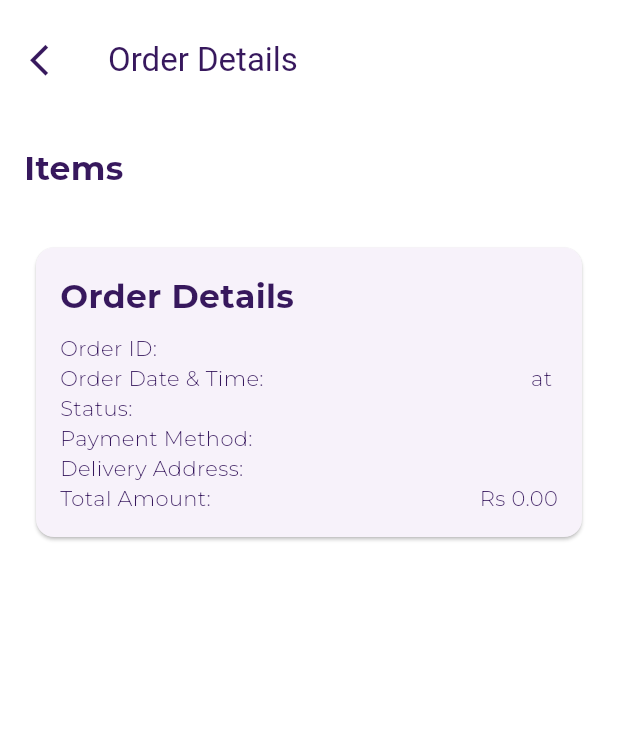
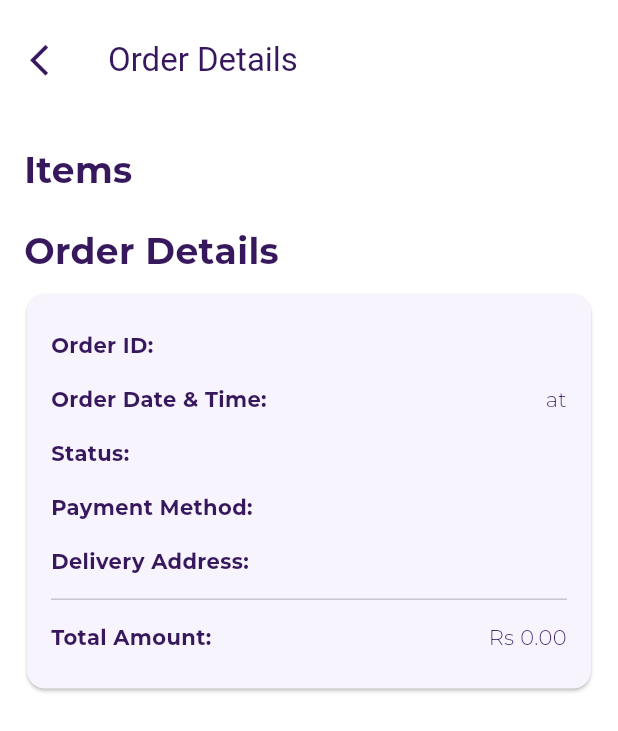
Before and after one commit to FZehra1512/interiorx, a Flutter app: the OrderDetailsScreen screen opened directly with empty values, on a phone screen of 412 x 824 dp. Shown: the top 731 px of the screen. Run offline on Flutter 3.47's test engine with Material 3 defaults, Android fonts, the light colour scheme and no system bars; our stand-ins replace firebase_auth, firebase_core, shared_preferences; accounts and stored records are empty; project files that could hold a hidden picture were left out.

Commit message:
improve order_details screen

```diff
--- a/lib/screens/profile/order_details.dart
+++ b/lib/screens/profile/order_details.dart
@@ -1,5 +1,7 @@
 import 'package:flutter/material.dart';
+import 'package:flutter/widgets.dart';
 import 'package:interiorx/components/custom_app_bar.dart';
+import 'package:interiorx/constants.dart';
 
 class OrderDetailsScreen extends StatelessWidget {
   final String orderId;
@@ -35,67 +37,59 @@ class OrderDetailsScreen extends StatelessWidget {
           children: [
             Text(
               'Items',
-              style: TextStyle(fontSize: 22, fontWeight: FontWeight.bold),
+              style: TextStyle(fontSize: 24, fontWeight: FontWeight.bold),
             ),
-            SizedBox(height: 10),
-            ...products.map((product) => ListTile(
-                  leading: Image.network(product['image']),
-                  title: Text(product['name']),
-                  trailing: Text(
-                      'Rs ${(product['price'] * product['quantity']).toStringAsFixed(2)}'),
+            //SizedBox(height: 10),
+            ...products.map((product) => Padding(
+                  padding: const EdgeInsets.symmetric(vertical: 8),
+                  child: Container(
+                    decoration: BoxDecoration(
+                      borderRadius: BorderRadius.circular(15),
+                      border: Border.all(color: Colors.grey.shade300),
+                    ),
+                    child: ListTile(
+                        leading: SizedBox(
+                            width: 50,
+                            height: 50,
+                            child: Image.network(
+                              product['image'],
+                              fit: BoxFit.cover,
+                            )),
+                        title: Text(product['name']),
+                        trailing: Text(
+                            'Rs ${(product['price'] * product['quantity']).toStringAsFixed(2)}'),
+                        contentPadding: EdgeInsets.all(10),
+                        tileColor: kSecondaryColor),
+                  ),
                 )),
-            SizedBox(height: 20),
+            SizedBox(
+              height: 20,
+            ),
+            Text(
+              'Order Details',
+              style: TextStyle(fontSize: 24, fontWeight: FontWeight.bold),
+            ),
+            SizedBox(
+              height: 10,
+            ),
             Card(
-              margin: EdgeInsets.all(8.0),
+              color: kSecondaryColor,
+              margin: EdgeInsets.all(2),
               child: Padding(
-                padding: const EdgeInsets.all(16.0),
+                padding: const EdgeInsets.all(16),
                 child: Column(
                   crossAxisAlignment: CrossAxisAlignment.start,
                   children: [
-                    Text(
-                      'Order Details',
-                      style: TextStyle(
-                        fontSize: 22,
-                        fontWeight: FontWeight.bold,
-                      ),
+                    _buildDetailRow('Order ID:', orderId),
+                    _buildDetailRow('Order Date & Time:', '$date at $time'),
+                    _buildDetailRow('Status:', status),
+                    _buildDetailRow('Payment Method:', paymentMethod),
+                    _buildDetailRow('Delivery Address:', deliveryAddress),
+                    Divider(
+                      height: 15,
                     ),
-                    SizedBox(height: 10),
-                    Row(
-                      mainAxisAlignment: MainAxisAlignment.spaceBetween,
-                      children: [Text('Order ID:'), Text('$orderId')],
-                    ),
-                    Row(
-                      mainAxisAlignment: MainAxisAlignment.spaceBetween,
-                      children: [
-                        Text('Order Date & Time:'),
-                        Text('$date at $time')
-                      ],
-                    ),
-                    Row(
-                      mainAxisAlignment: MainAxisAlignment.spaceBetween,
-                      children: [Text('Status:'), Text('$status')],
-                    ),
-                    Row(
-                      mainAxisAlignment: MainAxisAlignment.spaceBetween,
-                      children: [
-                        Text('Payment Method:'),
-                        Text('$paymentMethod')
-                      ],
-                    ),
-                    Row(
-                      mainAxisAlignment: MainAxisAlignment.spaceBetween,
-                      children: [
-                        Text('Delivery Address:'),
-                        Text('$deliveryAddress')
-                      ],
-                    ),
-                    Row(
-                      mainAxisAlignment: MainAxisAlignment.spaceBetween,
-                      children: [
-                        Text('Total Amount:'),
-                        Text('Rs ${totalAmount.toStringAsFixed(2)}')
-                      ],
-                    ),
+                    _buildDetailRow('Total Amount:',
+                        'Rs ${totalAmount.toStringAsFixed(2)}'),
                   ],
                 ),
               ),
@@ -130,4 +124,30 @@ class OrderDetailsScreen extends StatelessWidget {
       ),
     );
   }
+
+  Widget _buildDetailRow(String label, String value) {
+    return Padding(
+      padding: const EdgeInsets.symmetric(vertical: 8),
+      child: Row(
+        mainAxisAlignment: MainAxisAlignment.spaceBetween,
+        children: [
+          Text(
+            label,
+            style: TextStyle(fontWeight: FontWeight.bold),
+          ),
+          SizedBox(
+            width: 40,
+          ),
+          Flexible(
+            child: Text(
+              value,
+              textAlign: TextAlign.end,
+              overflow: TextOverflow.visible,
+              softWrap: true,
+            ),
+          ),
+        ],
+      ),
+    );
+  }
 }
```
